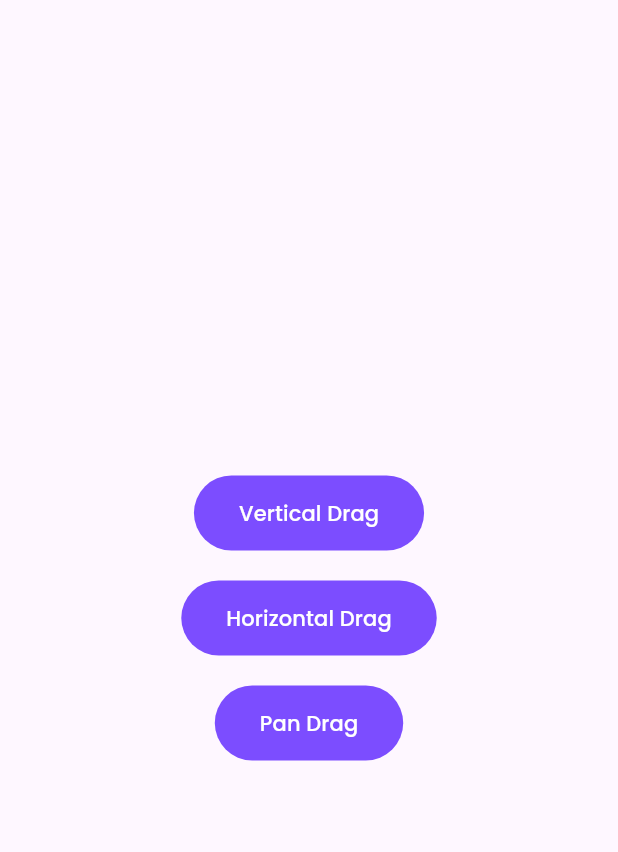
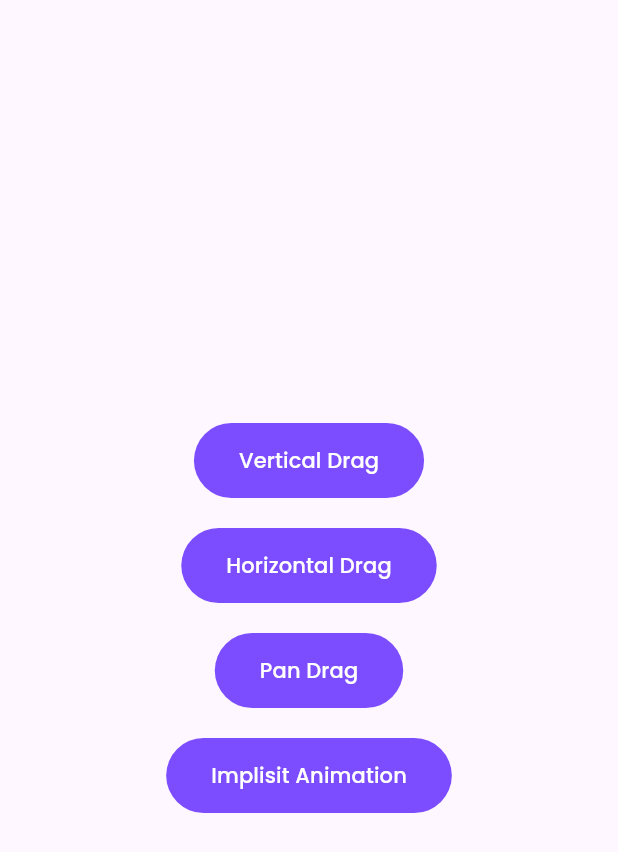
Before and after one commit to HalimTeguh/quran_app, a Flutter app: the Bookscreen screen opened directly, on a phone screen of 412 x 824 dp. Shown: the top 852 px of the screen. Run offline on Flutter 3.47's test engine with Material 3 defaults, Android fonts, the phone set to English and light mode, and no system bars; our stand-ins replace ionicons.

Commit message:
feat: :sparkles: Add Implisit Animation
Learn how to use implisit animation (AnimatedContainer)

```diff
--- a/lib/page/BookScreen.dart
+++ b/lib/page/BookScreen.dart
@@ -1,4 +1,5 @@
 import 'package:flutter/material.dart';
+import 'package:quran_app/page/AnimationImplisit.dart';
 import 'package:quran_app/page/HorizontalDrag.dart';
 import 'package:quran_app/page/PanDrag.dart';
 import 'package:quran_app/page/VerticalDrag.dart';
@@ -83,6 +84,27 @@ class _BookscreenState extends State<Bookscreen> {
                   child: Text("Pan Drag"),
                 ),
               ),
+              Padding(
+                padding: const EdgeInsets.all(10.0),
+                child: TextButton(
+                  onPressed: () {
+                    Navigator.of(context).push(
+                      MaterialPageRoute(
+                        builder: (BuildContext context) {
+                          return Animationimplisit();
+                        },
+                      ),
+                    );
+                  },
+                  style: ButtonStyle(
+                      padding: MaterialStatePropertyAll(
+                          EdgeInsets.symmetric(horizontal: 30, vertical: 15)),
+                      backgroundColor:
+                          MaterialStateProperty.all(Colors.deepPurpleAccent),
+                      foregroundColor: MaterialStateProperty.all(Colors.white)),
+                  child: Text("Implisit Animation"),
+                ),
+              ),
             ],
           ),
         ),
```
Also changed, not shown: lib/page/AnimationImplisit.dart (added, +85 -0 lines).
